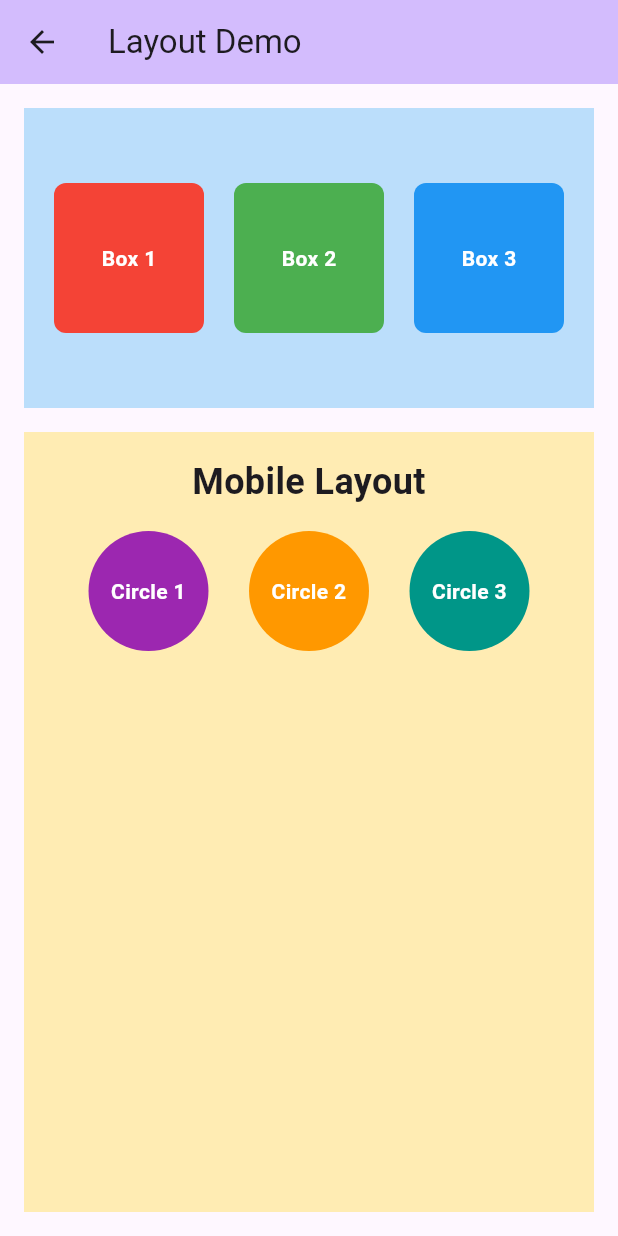
After one commit to MihajloIlijic/demo_mobile_app, a Flutter app: the LayoutDemoPage screen opened by its route, on a phone screen of 412 x 824 dp. The commit adds this screen. Run offline on Flutter 3.47's test engine with Material 3 defaults, Android fonts, the phone set to English and light mode, and no system bars.

Commit message:
added some plattform checks

```diff
--- a/lib/main.dart
+++ b/lib/main.dart
@@ -1,6 +1,7 @@
 import 'package:flutter/material.dart';
 import 'pages/home_page.dart';
 import 'pages/second_page.dart';
+import 'pages/layout_demo_page.dart';
 
 void main() {
   runApp(const MyApp());
@@ -17,12 +18,12 @@ class MyApp extends StatelessWidget {
         colorScheme: ColorScheme.fromSeed(seedColor: Colors.deepPurple),
         useMaterial3: true,
       ),
-      // Define the routes
       routes: {
         '/': (context) => const MyHomePage(title: 'Student Management'),
         '/second': (context) => const SecondPage(),
+        '/layout': (context) => const LayoutDemoPage(),
       },
-      initialRoute: '/', // Set the initial route
+      initialRoute: '/',
     );
   }
 }
--- a/lib/pages/home_page.dart
+++ b/lib/pages/home_page.dart
@@ -52,6 +52,12 @@ class _MyHomePageState extends State<MyHomePage> {
         title: Text(widget.title),
         actions: [
           IconButton(
+            icon: const Icon(Icons.grid_view),
+            onPressed: () {
+              Navigator.pushNamed(context, '/layout');
+            },
+          ),
+          IconButton(
             icon: const Icon(Icons.navigate_next),
             onPressed: () {
               Navigator.pushNamed(context, '/second');
--- /dev/null
+++ b/lib/pages/layout_demo_page.dart
@@ -0,0 +1,156 @@
+import 'package:flutter/material.dart';
+
+class LayoutDemoPage extends StatelessWidget {
+  const LayoutDemoPage({super.key});
+
+  @override
+  Widget build(BuildContext context) {
+    bool isDesktop = MediaQuery.of(context).size.width > 600;
+
+    return Scaffold(
+      appBar: AppBar(
+        backgroundColor: Theme.of(context).colorScheme.inversePrimary,
+        title: const Text('Layout Demo'),
+      ),
+      body: Padding(
+        padding: const EdgeInsets.all(16.0),
+        child: isDesktop ? _buildDesktopLayout() : _buildMobileLayout(),
+      ),
+    );
+  }
+
+  Widget _buildDesktopLayout() {
+    return Row(
+      children: [
+        Expanded(
+          flex: 2,
+          child: Container(
+            color: Colors.blue.shade100,
+            child: Column(
+              mainAxisAlignment: MainAxisAlignment.spaceEvenly,
+              children: [
+                _buildSquareContainer(Colors.red, 'Box 1'),
+                _buildSquareContainer(Colors.green, 'Box 2'),
+                _buildSquareContainer(Colors.blue, 'Box 3'),
+              ],
+            ),
+          ),
+        ),
+        const SizedBox(width: 16),
+        Expanded(
+          flex: 3,
+          child: Container(
+            color: Colors.amber.shade100,
+            padding: const EdgeInsets.all(16),
+            child: Column(
+              crossAxisAlignment: CrossAxisAlignment.stretch,
+              children: [
+                const Text(
+                  'Desktop Layout',
+                  style: TextStyle(fontSize: 24, fontWeight: FontWeight.bold),
+                  textAlign: TextAlign.center,
+                ),
+                const SizedBox(height: 16),
+                Expanded(
+                  child: Row(
+                    mainAxisAlignment: MainAxisAlignment.spaceEvenly,
+                    children: [
+                      _buildCircleContainer(Colors.purple, 'Circle 1'),
+                      _buildCircleContainer(Colors.orange, 'Circle 2'),
+                      _buildCircleContainer(Colors.teal, 'Circle 3'),
+                    ],
+                  ),
+                ),
+              ],
+            ),
+          ),
+        ),
+      ],
+    );
+  }
+
+  Widget _buildMobileLayout() {
+    return Column(
+      children: [
+        Container(
+          height: 200,
+          color: Colors.blue.shade100,
+          child: Row(
+            mainAxisAlignment: MainAxisAlignment.spaceEvenly,
+            children: [
+              _buildSquareContainer(Colors.red, 'Box 1'),
+              _buildSquareContainer(Colors.green, 'Box 2'),
+              _buildSquareContainer(Colors.blue, 'Box 3'),
+            ],
+          ),
+        ),
+        const SizedBox(height: 16),
+        Expanded(
+          child: Container(
+            color: Colors.amber.shade100,
+            padding: const EdgeInsets.all(16),
+            child: Column(
+              children: [
+                const Text(
+                  'Mobile Layout',
+                  style: TextStyle(fontSize: 24, fontWeight: FontWeight.bold),
+                  textAlign: TextAlign.center,
+                ),
+                const SizedBox(height: 16),
+                Row(
+                  mainAxisAlignment: MainAxisAlignment.spaceEvenly,
+                  children: [
+                    _buildCircleContainer(Colors.purple, 'Circle 1'),
+                    _buildCircleContainer(Colors.orange, 'Circle 2'),
+                    _buildCircleContainer(Colors.teal, 'Circle 3'),
+                  ],
+                ),
+              ],
+            ),
+          ),
+        ),
+      ],
+    );
+  }
+
+  Widget _buildSquareContainer(Color color, String text) {
+    return Container(
+      width: 100,
+      height: 100,
+      decoration: BoxDecoration(
+        color: color,
+        borderRadius: BorderRadius.circular(8),
+      ),
+      child: Center(
+        child: Text(
+          text,
+          style: const TextStyle(
+            color: Colors.white,
+            fontWeight: FontWeight.bold,
+          ),
+        ),
+      ),
+    );
+  }
+
+  Widget _buildCircleContainer(Color color, String text) {
+    return Container(
+      width: 80,
+      height: 80,
+      decoration: BoxDecoration(
+        color: color,
+        shape: BoxShape.circle,
+      ),
+      child: Center(
+        child: Text(
+          text,
+          style: const TextStyle(
+            color: Colors.white,
+            fontWeight: FontWeight.bold,
+          ),
+          textAlign: TextAlign.center,
+        ),
+      ),
+    );
+  }
+}
```
